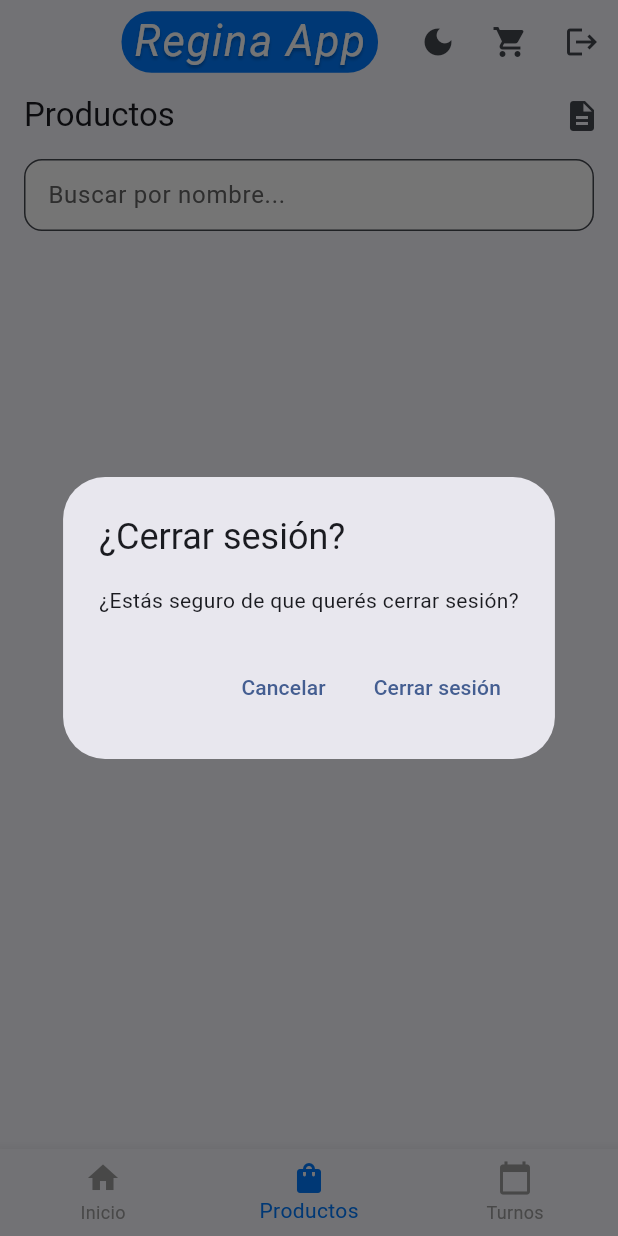
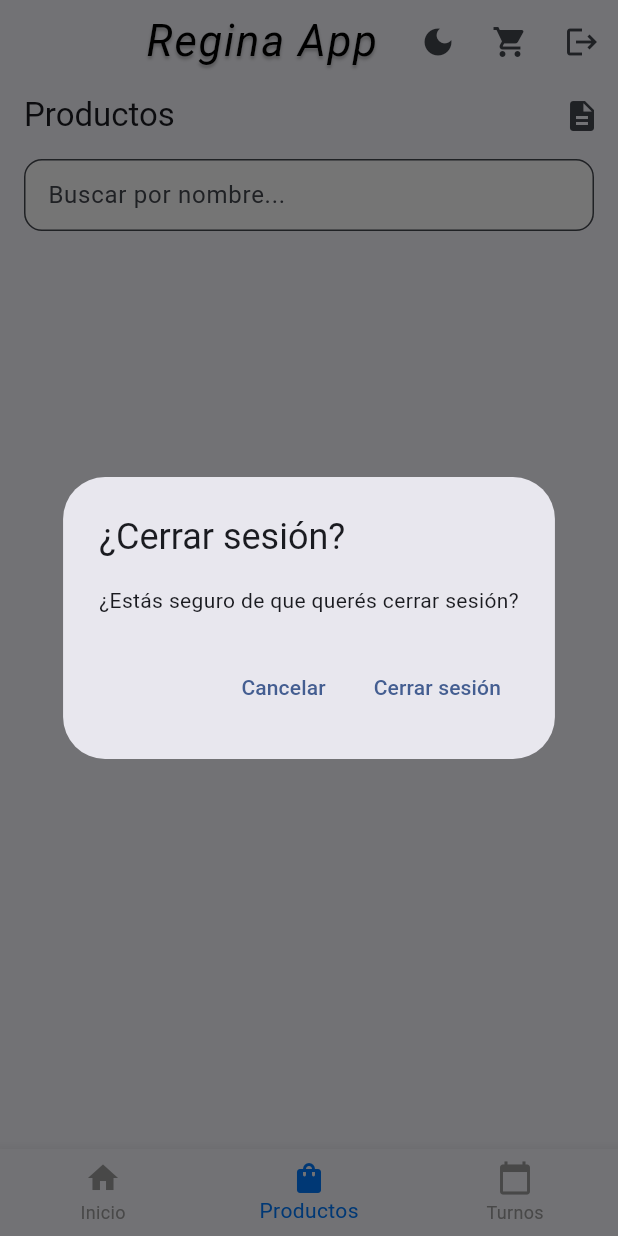
Before and after one commit to lucasaupi/reginaApp, a Flutter app: the ProductScreen screen opened by its route, after a tap on the "logout" icon, on a phone screen of 412 x 824 dp. Run offline on Flutter 3.47's test engine with Material 3 defaults, Android fonts, the phone set to English and light mode, and no system bars; our stand-ins replace cloud_firestore, firebase_auth, firebase_core, flutter_riverpod, go_router, table_calendar; accounts and stored records are empty; Roboto replaces fonts that are missing (Georgia).

Commit message:
Revert "app name and placeholders"

```diff
--- a/lib/presentation/screens/product_screen.dart
+++ b/lib/presentation/screens/product_screen.dart
@@ -40,9 +40,6 @@ class ProductScreen extends ConsumerWidget {
                     searchByName
                         ? 'Buscar por nombre...'
                         : 'Buscar por descripción...',
-                hintStyle: const TextStyle(
-                  color: Color.fromARGB(255, 100, 100, 100),
-                ),
                 filled: true,
                 fillColor: Colors.white,
                 contentPadding: const EdgeInsets.symmetric(horizontal: 12),
--- a/lib/presentation/screens/services_screen.dart
+++ b/lib/presentation/screens/services_screen.dart
@@ -28,9 +28,6 @@ class ServicesScreen extends ConsumerWidget {
               style: const TextStyle(color: Colors.black),
               decoration: InputDecoration(
                 hintText: 'Buscar servicio...',
-                hintStyle: const TextStyle(
-                  color: Color.fromARGB(255, 100, 100, 100),
-                ),
                 filled: true,
                 fillColor: Colors.white,
                 contentPadding: const EdgeInsets.symmetric(horizontal: 12),
--- a/lib/presentation/widgets/main_scaffold.dart
+++ b/lib/presentation/widgets/main_scaffold.dart
@@ -23,8 +23,7 @@ class MainScaffold extends ConsumerWidget {
       data: (user) {
         final userLoggedIn = user != null;
 
-        final tabs =
-            userLoggedIn
+        final tabs = userLoggedIn
             ? allTabs.where((tab) => tab != '/login').toList()
             : allTabs;
 
@@ -34,20 +33,16 @@ class MainScaffold extends ConsumerWidget {
 
         return Scaffold(
           appBar: AppBar(
-            title: Container(
-              padding: const EdgeInsets.symmetric(horizontal: 8, vertical: 2),
-              decoration: BoxDecoration(
-                color: primaryColor,
-                borderRadius: BorderRadius.circular(20),
-              ),
-              child: Text(
+            title: Text(
               'Regina App',
               style: TextStyle(
                 fontFamily: 'Georgia',
                 fontSize: 29,
                 letterSpacing: 1.1,
                 fontStyle: FontStyle.italic,
-                  color: Colors.white,
+                color: Theme.of(context).brightness == Brightness.dark
+                    ? Colors.white
+                    : Colors.black,
                 shadows: const [
                   Shadow(
                     offset: Offset(0, 1.5),
@@ -57,8 +52,6 @@ class MainScaffold extends ConsumerWidget {
                 ],
               ),
             ),
-            ),
-
             centerTitle: true,
             actions: [
               ThemeToggleButton(),
@@ -70,21 +63,17 @@ class MainScaffold extends ConsumerWidget {
                   onPressed: () async {
                     final confirmed = await showDialog<bool>(
                       context: context,
-                      builder:
-                          (context) => AlertDialog(
+                      builder: (context) => AlertDialog(
                         title: const Text('¿Cerrar sesión?'),
                         content: const Text(
-                              '¿Estás seguro de que querés cerrar sesión?',
-                            ),
+                            '¿Estás seguro de que querés cerrar sesión?'),
                         actions: [
                           TextButton(
-                                onPressed:
-                                    () => Navigator.of(context).pop(false),
+                            onPressed: () => Navigator.of(context).pop(false),
                             child: const Text('Cancelar'),
                           ),
                           TextButton(
-                                onPressed:
-                                    () => Navigator.of(context).pop(true),
+                            onPressed: () => Navigator.of(context).pop(true),
                             child: const Text('Cerrar sesión'),
                           ),
                         ],
@@ -93,7 +82,7 @@ class MainScaffold extends ConsumerWidget {
 
                     if (confirmed == true) {
                       await ref.read(authControllerProvider.notifier).logout();
-                      ref.invalidate(appointmentProvider);
+                       ref.invalidate(appointmentProvider); // Limpia turnos al cerrar sesión
                       context.go('/login');
                     }
                   },
@@ -107,8 +96,7 @@ class MainScaffold extends ConsumerWidget {
             selectedItemColor: primaryColor,
             unselectedItemColor: Colors.grey,
             onTap: (index) => context.go(tabs[index]),
-            items:
-                tabs.map((tab) {
+            items: tabs.map((tab) {
               switch (tab) {
                 case '/':
                   return const BottomNavigationBarItem(
```
Lines whose indentation alone changed are shown as unchanged.
